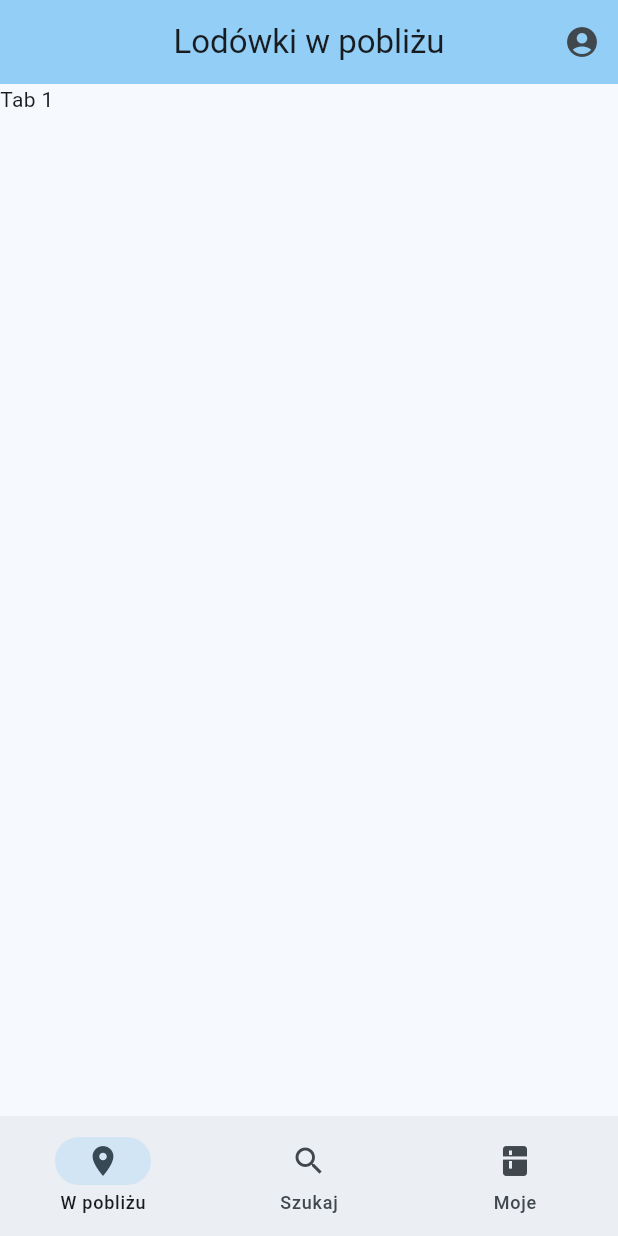
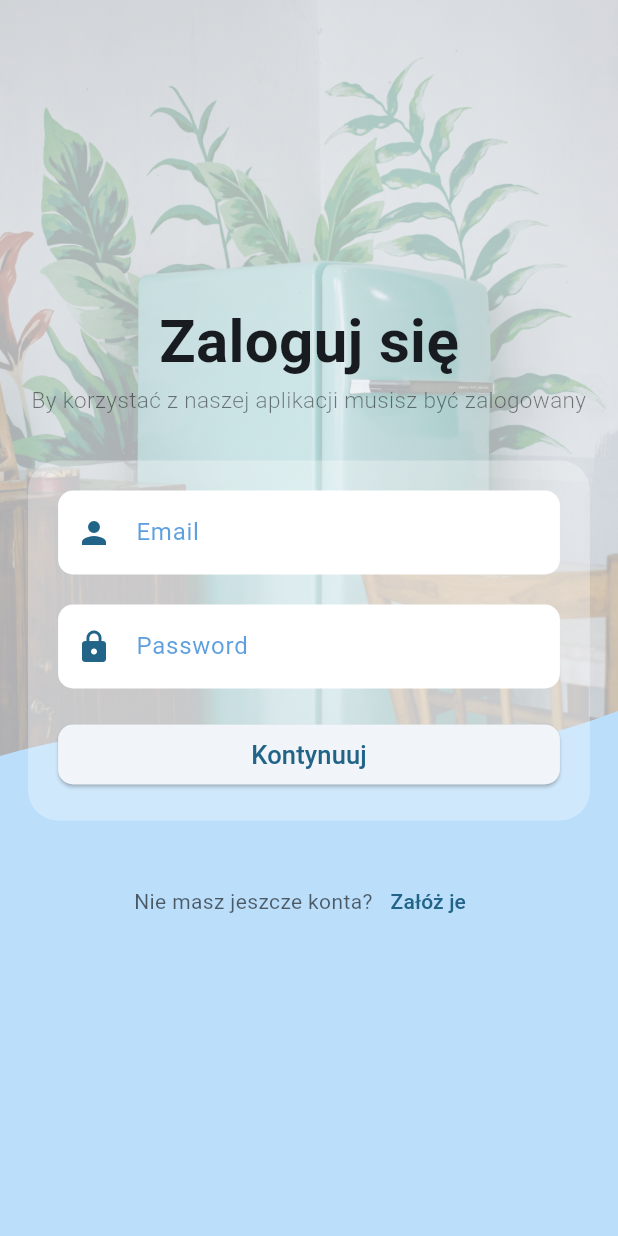
Before and after one commit to Wiktor102/bioshare, a Flutter app: the screen it shows after launch, on a phone screen of 412 x 824 dp. Run offline on Flutter 3.47's test engine with Material 2 defaults, Android fonts, the phone set to English and light mode, and no system bars.

Commit message:
Basic login screen

```diff
--- /dev/null
+++ b/app/bioshare/lib/login.dart
@@ -0,0 +1,242 @@
+import 'package:flutter/material.dart';
+
+class LoginPage extends StatefulWidget {
+  const LoginPage({Key? key}) : super(key: key);
+
+  @override
+  State<LoginPage> createState() => _LoginPageState();
+}
+
+class _LoginPageState extends State<LoginPage> {
+  final TextEditingController _textEditingController = TextEditingController();
+
+  @override
+  void dispose() {
+    _textEditingController.clear();
+    super.dispose();
+  }
+
+  onEmailChanged(val) {
+    setState(() {
+      // isEmailCorrect = isEmail(val);
+      isEmailCorrect = true;
+    });
+  }
+
+  bool isEmailCorrect = false;
+  final _formKey = GlobalKey<FormState>();
+
+  @override
+  Widget build(BuildContext context) {
+    return Scaffold(
+      body: Stack(
+        children: [
+          Positioned(
+            bottom: 350 - 40,
+            height: MediaQuery.of(context).size.height - 350 + 40,
+            width: MediaQuery.of(context).size.width,
+            child: Container(
+              decoration: const BoxDecoration(
+                image: DecorationImage(
+                  fit: BoxFit.cover,
+                  opacity: 0.3,
+                  image: AssetImage('assets/fridgeBG.jpg'),
+                ),
+              ),
+            ),
+          ),
+          Positioned(
+            bottom: 0,
+            height: 350,
+            width: MediaQuery.of(context).size.width,
+            child: RotationTransition(
+              turns: const AlwaysStoppedAnimation(180 / 360),
+              child: ClipPath(
+                clipper: Clipper(),
+                child: Container(
+                  //   alignment: Alignment.bottomCenter,
+                  decoration:
+                      BoxDecoration(color: Theme.of(context).primaryColorLight),
+                ),
+              ),
+            ),
+          ),
+          SafeArea(
+            child: Center(
+              child: SingleChildScrollView(
+                scrollDirection: Axis.vertical,
+                child: Column(
+                  crossAxisAlignment: CrossAxisAlignment.center,
+                  mainAxisAlignment: MainAxisAlignment.center,
+                  children: [
+                    //   Image.asset(
+                    //     'assets/images/logo_new.png',
+                    //     height: 120,
+                    //     width: 120,
+                    //   ),
+                    const Text(
+                      'Zaloguj się',
+                      style: TextStyle(
+                        fontWeight: FontWeight.bold,
+                        fontSize: 40,
+                      ),
+                    ),
+                    Padding(
+                      padding: const EdgeInsets.symmetric(horizontal: 10),
+                      child: Text(
+                        'By korzystać z naszej aplikacji musisz być zalogowany',
+                        textAlign: TextAlign.center,
+                        style: TextStyle(
+                          color: Colors.black.withOpacity(0.5),
+                          fontWeight: FontWeight.w300,
+                          fontSize: 15,
+                        ),
+                      ),
+                    ),
+                    Container(
+                      width: MediaQuery.of(context).size.width / 1.1,
+                      margin: const EdgeInsets.symmetric(vertical: 30),
+                      padding: const EdgeInsets.all(20),
+                      decoration: BoxDecoration(
+                        color: Colors.white.withOpacity(0.3),
+                        borderRadius: BorderRadius.circular(20),
+                      ),
+                      child: Form(
+                        key: _formKey,
+                        child: Column(
+                          children: [
+                            TextFormField(
+                              controller: _textEditingController,
+                              onChanged: onEmailChanged,
+                              decoration: CustomInputDecoration(
+                                context,
+                                labelText: "Email",
+                                hintText: 'Wpisz swój adres e-mail',
+                                prefixIcon: Icon(
+                                  Icons.person,
+                                  color: Theme.of(context).primaryColor,
+                                ),
+                              ),
+                            ),
+                            const SizedBox(
+                              height: 20,
+                            ),
+                            TextFormField(
+                              obscureText: true,
+                              obscuringCharacter: '*',
+                              decoration: CustomInputDecoration(
+                                context,
+                                labelText: "Password",
+                                hintText: 'Wpisz swoje hasło',
+                                prefixIcon: Icon(
+                                  Icons.lock,
+                                  color: Theme.of(context).primaryColor,
+                                ),
+                              ),
+                            ),
+                            const SizedBox(
+                              height: 20,
+                            ),
+                            Row(
+                              children: [
+                                Expanded(
+                                  child: ElevatedButton(
+                                    style: ElevatedButton.styleFrom(
+                                      shape: RoundedRectangleBorder(
+                                        borderRadius:
+                                            BorderRadius.circular(10.0),
+                                      ),
+                                    ),
+                                    onPressed: () {
+                                      if (_formKey.currentState!.validate()) {
+                                        ScaffoldMessenger.of(context)
+                                            .showSnackBar(
+                                          const SnackBar(
+                                              content: Text('Processing Data')),
+                                        );
+                                      }
+                                    },
+                                    child: const Text(
+                                      'Kontynuuj',
+                                      style: TextStyle(fontSize: 17),
+                                    ),
+                                  ),
+                                ),
+                              ],
+                            )
+                          ],
+                        ),
+                      ),
+                    ),
+                    Row(
+                      mainAxisAlignment: MainAxisAlignment.center,
+                      children: [
+                        Text(
+                          'Nie masz jeszcze konta?',
+                          style: TextStyle(
+                            color: Colors.black.withOpacity(0.6),
+                          ),
+                        ),
+                        TextButton(
+                          onPressed: () {},
+                          child: const Text(
+                            'Załóż je',
+                            style: TextStyle(fontWeight: FontWeight.w500),
+                          ),
+                        )
+                      ],
+                    ),
+                  ],
+                ),
+              ),
+            ),
+          ),
+        ],
+      ),
+    );
+  }
+}
+
+class CustomInputDecoration extends InputDecoration {
+  CustomInputDecoration(context,
+      {Icon? prefixIcon, String? labelText, String? hintText})
+      : super(
+            focusedBorder: const UnderlineInputBorder(
+              borderSide: BorderSide.none,
+              borderRadius: BorderRadius.all(
+                Radius.circular(10),
+              ),
+            ),
+            enabledBorder: const UnderlineInputBorder(
+              borderSide: BorderSide.none,
+              borderRadius: BorderRadius.all(
+                Radius.circular(10),
+              ),
+            ),
+            filled: true,
+            fillColor: Colors.white,
+            labelStyle: TextStyle(
+              color: Theme.of(context).primaryColorDark.withOpacity(0.7),
+            ),
+            prefixIcon: prefixIcon,
+            labelText: labelText,
+            hintText: hintText);
+}
+
+class Clipper extends CustomClipper<Path> {
+  @override
+  Path getClip(Size size) {
+    Path path = Path();
+    path.lineTo(0, size.height);
+    path.quadraticBezierTo(
+        size.width / 4, size.height - 40, size.width / 2, size.height - 20);
+    path.quadraticBezierTo(
+        3 / 4 * size.width, size.height, size.width, size.height - 30);
+    path.lineTo(size.width, 0);
+
+    return path;
+  }
+
+  @override
+  bool shouldReclip(Clipper oldClipper) => false;
+}
--- a/app/bioshare/lib/main.dart
+++ b/app/bioshare/lib/main.dart
@@ -1,6 +1,7 @@
 import 'package:flutter/material.dart';
 
 import "./bottom_nav.dart";
+import "./login.dart";
 
 void main() {
   runApp(const MyApp());
@@ -19,7 +20,7 @@ class MyApp extends StatelessWidget {
         ),
         useMaterial3: true,
       ),
-      home: const App(),
+      home: const LoginPage(),
     );
   }
 }
--- a/app/bioshare/pubspec.yaml
+++ b/app/bioshare/pubspec.yaml
@@ -59,8 +59,8 @@ flutter:
   uses-material-design: true
 
   # To add assets to your application, add an assets section, like this:
-  # assets:
-  #   - images/a_dot_burr.jpeg
+  assets:
+    - assets/fridgeBG.jpg
   #   - images/a_dot_ham.jpeg
 
   # An image asset can refer to one or more resolution-specific "variants", see
```
Also changed, not shown: app/bioshare/assets/fridgeBG.jpg (added), 2 other files.
